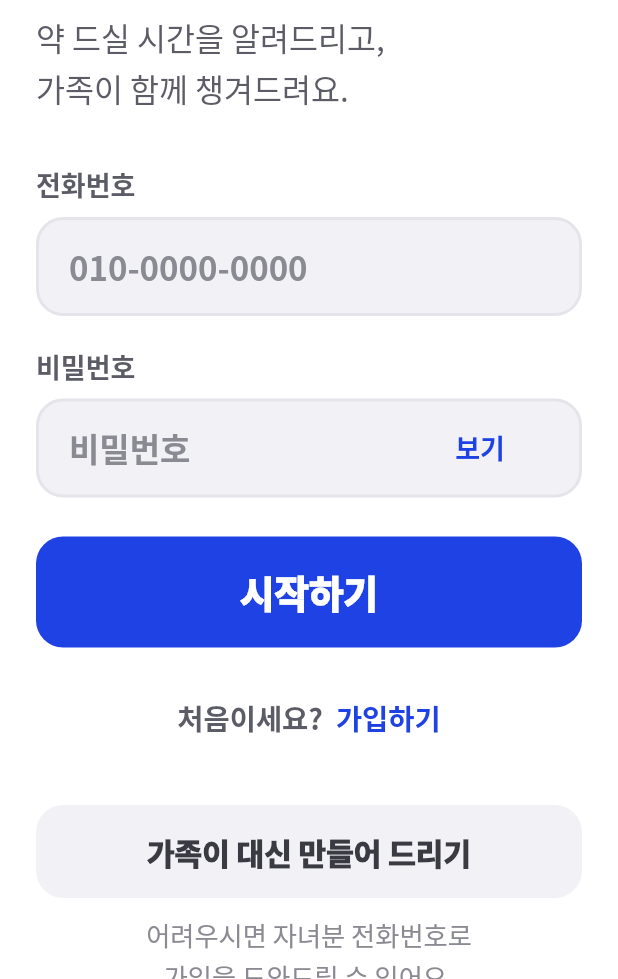
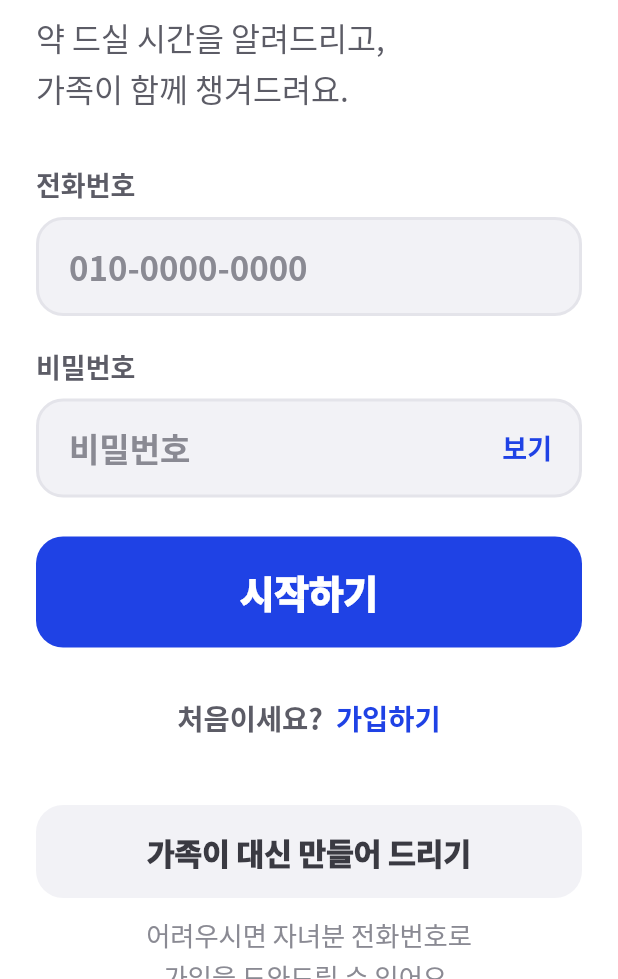
Before and after one commit to bong-bong00/alkong_yakong, a Flutter app: the screen it shows after launch, on a phone screen of 412 x 824 dp, the part 257-1236 px from its top. Run offline on Flutter 3.47's test engine with Material 3 defaults, Android fonts, the phone set to English and light mode, and no system bars; our stand-ins replace dio, fl_chart, flutter_riverpod, go_router, image_picker, permission_handler and 1 more; missing offline and left inert: polar; Roboto replaces fonts that are missing (Noto Sans KR).

Commit message:
로그인 화면 다듬기 + 로그인 건너뛰기 옵션 + 앱 아이콘 파이프라인
- 입력칸 우측 버튼("보기"/"숨기기")이 테두리 쪽에 붙도록 고쳤다.
  SeniorTextButton이 행 안에 놓일 때 Container의 alignment 때문에
  남은 폭을 다 차지하고 있었다. expand:false면 alignment를 비워
  글자 폭만 쓰게 하고, 입력칸의 오른쪽 여백도 6으로 줄였다.
  같은 이유로 어긋나 있던 "고치기"·"끄기" 버튼도 함께 바로잡힌다.
  글자 끝에서 테두리까지 20px임을 테스트로 고정했다.

- 화면을 둘러볼 때 로그인을 건너뛰는 SKIP_LOGIN 플래그를 추가했다.
  flutter run --dart-define=SKIP_LOGIN=true
  기본값은 로그인부터 시작이라 되돌릴 것을 잊을 일이 없다.

- 앱 아이콘 생성기(flutter_launcher_icons)를 붙였다.
  assets/icon/app_icon.png 한 장을 넣고 dart run flutter_launcher_icons
  를 돌리면 안드로이드·iOS·웹 아이콘이 한 번에 갱신된다.

Co-Authored-By: Claude Opus 5 <noreply@anthropic.com>
Claude-Session: https://claude.ai/code/session_01DraJsXS4EGMwwwVqsKY4Qt

```diff
--- a/lib/core/widgets/senior_button.dart
+++ b/lib/core/widgets/senior_button.dart
@@ -155,7 +155,9 @@ class SeniorTextButton extends StatelessWidget {
         child: Container(
           width: expand ? double.infinity : null,
           constraints: const BoxConstraints(minHeight: 48),
-          alignment: Alignment.center,
+          // alignment를 주면 Container가 남은 폭을 다 차지해버린다.
+          // 행 안에 놓일 때(expand:false)는 글자 폭만 쓰도록 비워둔다.
+          alignment: expand ? Alignment.center : null,
           padding: const EdgeInsets.symmetric(horizontal: 12, vertical: 12),
           child: Text(
             label,
--- a/lib/features/auth/presentation/screens/login_screen.dart
+++ b/lib/features/auth/presentation/screens/login_screen.dart
@@ -101,6 +101,8 @@ class _LoginScreenState extends State<LoginScreen> {
                 suffix: SeniorTextButton(
                   label: _obscure ? '보기' : '숨기기',
                   color: AppColors.point,
+                  // 가로를 채우지 않고 글자 폭만 차지해야 오른쪽에 붙는다.
+                  expand: false,
                   onPressed: () => setState(() => _obscure = !_obscure),
                 ),
               ),
@@ -213,7 +215,9 @@ class _SeniorField extends StatelessWidget {
         borderRadius: BorderRadius.circular(18),
         border: Border.all(color: AppColors.border, width: 2),
       ),
-      padding: const EdgeInsets.symmetric(horizontal: 20),
+      // "보기" 같은 우측 버튼이 붙으면 오른쪽 여백을 줄여 버튼을 테두리 쪽으로
+      // 붙인다. 버튼 자체의 탭 영역은 그대로 48px를 넘긴다.
+      padding: EdgeInsets.only(left: 20, right: suffix == null ? 20 : 6),
       child: Row(
         children: [
           Expanded(
--- a/lib/main.dart
+++ b/lib/main.dart
@@ -19,8 +19,15 @@ import 'features/prescription/presentation/screens/prescription_screen.dart';
 import 'features/reminder/presentation/screens/lock_screen_alert.dart';
 import 'features/voice/presentation/screens/voice_screen.dart';
 
+/// 화면을 둘러볼 때 로그인을 건너뛴다.
+///
+/// 기본값은 false(로그인부터 시작)이고, 확인용으로 켤 때는
+/// `flutter run --dart-define=SKIP_LOGIN=true` 로 실행한다.
+/// 코드를 고치지 않으므로 되돌리는 것을 잊을 일이 없다.
+const bool kSkipLogin = bool.fromEnvironment('SKIP_LOGIN');
+
 final _router = GoRouter(
-  initialLocation: '/login',
+  initialLocation: kSkipLogin ? '/' : '/login',
   routes: [
     GoRoute(path: '/login', builder: (context, state) => const LoginScreen()),
     GoRoute(path: '/signup', builder: (context, state) => const SignupScreen()),
```
Also changed, not shown: pubspec.yaml (+17 -0 lines), pubspec.lock, 1 other file.
